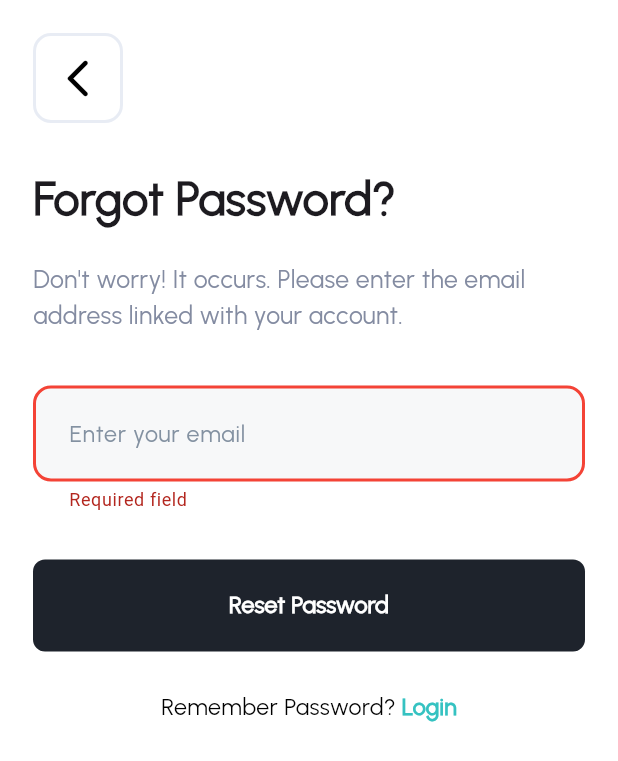
After one commit to marcolous/Flutter-FirebaseNote, a Flutter app: the ResetPassword screen opened by its route, after a tap on "Reset Password", on a phone screen of 412 x 824 dp. The commit adds this screen. Shown: the top 761 px of the screen. Run offline on Flutter 3.47's test engine with Material 3 defaults, Android fonts, the phone set to English and light mode, and no system bars; our stand-ins replace firebase_auth, firebase_core, flutter_svg, gap, google_sign_in; accounts and stored records are empty.

Commit message:
finish reset password screen

```diff
--- a/lib/main.dart
+++ b/lib/main.dart
@@ -2,6 +2,7 @@ import 'package:firebase_auth/firebase_auth.dart';
 import 'package:firebase_note/screens/home_screen/home_screen.dart';
 import 'package:firebase_note/screens/login_screen/login_screen.dart';
 import 'package:firebase_note/screens/register_screen/register_screen.dart';
+import 'package:firebase_note/screens/reset_password/reset_password.dart';
 import 'package:firebase_note/screens/verification_screen/verification_screen.dart';
 import 'package:firebase_note/screens/welcome_screen/welcome_screen.dart';
 import 'package:firebase_note/utils/routes.dart';
@@ -33,6 +34,7 @@ class FirebaseNote extends StatelessWidget {
         Routes.kRegisterScreen: (context) => const RegisterScreen(),
         Routes.kHomeScreen: (context) => const HomeScreen(),
         Routes.kVerificationScreen: (context) => const VerificationScreen(),
+        Routes.kResetPasswordScreen: (context) => const ResetPassword(),
       },
     );
   }
--- a/lib/screens/login_screen/forgot_password_widget.dart
+++ b/lib/screens/login_screen/forgot_password_widget.dart
@@ -1,3 +1,4 @@
+import 'package:firebase_note/utils/routes.dart';
 import 'package:firebase_note/utils/styles.dart';
 import 'package:flutter/material.dart';
 
@@ -9,11 +10,12 @@ class ForgotPasswordWidget extends StatelessWidget {
   @override
   Widget build(BuildContext context) {
     return GestureDetector(
-      onTap: () {},
+      onTap: () {
+        Navigator.of(context).pushNamed(Routes.kResetPasswordScreen);
+      },
       child: Align(
         alignment: Alignment.bottomRight,
-        child:
-            Text('Forgot Password?', style: Style.style14(context)),
+        child: Text('Forgot Password?', style: Style.style14(context)),
       ),
     );
   }
--- a/lib/screens/login_screen/login_screen_body.dart
+++ b/lib/screens/login_screen/login_screen_body.dart
@@ -83,6 +83,7 @@ class _LoginScreenBodyState extends State<LoginScreenBody> {
 
   void _login() async {
     if (formKey.currentState!.validate()) {
+
       try {
         await FirebaseAuth.instance.signInWithEmailAndPassword(
           email: _email.text,
--- /dev/null
+++ b/lib/screens/reset_password/reset_password.dart
@@ -0,0 +1,14 @@
+import 'package:firebase_note/screens/reset_password/reset_password_body.dart';
+import 'package:flutter/material.dart';
+
+class ResetPassword extends StatelessWidget {
+  const ResetPassword({super.key});
+
+  @override
+  Widget build(BuildContext context) {
+    return const Scaffold(
+      backgroundColor: Colors.white,
+      body: ResetPasswordBody(),
+    );
+  }
+}
--- /dev/null
+++ b/lib/screens/reset_password/reset_password_body.dart
@@ -0,0 +1,90 @@
+// ignore_for_file: use_build_context_synchronously
+
+import 'package:firebase_auth/firebase_auth.dart';
+import 'package:firebase_note/customs/custom_back_button.dart';
+import 'package:firebase_note/customs/custom_button.dart';
+import 'package:firebase_note/customs/custom_row.dart';
+import 'package:firebase_note/customs/email_text_field.dart';
+import 'package:firebase_note/utils/show_snack_bar.dart';
+import 'package:firebase_note/utils/styles.dart';
+import 'package:flutter/material.dart';
+import 'package:gap/gap.dart';
+
+class ResetPasswordBody extends StatefulWidget {
+  const ResetPasswordBody({super.key});
+
+  @override
+  State<ResetPasswordBody> createState() => _ResetPasswordBodyState();
+}
+
+class _ResetPasswordBodyState extends State<ResetPasswordBody> {
+  final TextEditingController _email = TextEditingController();
+  final GlobalKey<FormState> formKey = GlobalKey<FormState>();
+
+  @override
+  void dispose() {
+    _email.dispose();
+    super.dispose();
+  }
+
+  @override
+  Widget build(BuildContext context) {
+    return SafeArea(
+      child: Padding(
+        padding: const EdgeInsets.symmetric(horizontal: 22),
+        child: Form(
+          key: formKey,
+          child: ListView(
+            children: [
+              const CustomBackButton(),
+              const Gap(28),
+              Text(
+                'Forgot Password?',
+                style: Style.style30(context),
+              ),
+              const Gap(20),
+              Text(
+                'Don\'t worry! It occurs. Please enter the email address linked with your account.',
+                style: Style.style16(context),
+              ),
+              const Gap(35),
+              EmailTextField(hintText: 'Enter your email', controller: _email),
+              const Gap(32),
+              CustomButton(
+                title: 'Reset Password',
+                onPressed: () {
+                  _resetPassword();
+                },
+              ),
+              CustomRow(
+                title: 'Remember Password? ',
+                subTitle: 'Login',
+                onTap: () {
+                  Navigator.pop(context);
+                },
+              )
+            ],
+          ),
+        ),
+      ),
+    );
+  }
+
+  void _resetPassword() async {
+    if (formKey.currentState!.validate()) {
+      try {
+        await FirebaseAuth.instance
+            .sendPasswordResetEmail(email: _email.text.trim());
+        ShowSnackBar.show(context, 'Reset Password link has been sent');
+      } on FirebaseAuthException catch (e) {
+        if (e.code == 'invalid-email') {
+          ShowSnackBar.show(context, 'The email address is not valid.');
+        } else if (e.code == 'user-not-found') {
+          ShowSnackBar.show(context, 'No user found for that email.');
+        } else {
+          ShowSnackBar.show(context, e.message ?? 'An unknown error occurred');
+        }
+      }
+    }
+  }
+}
--- a/lib/utils/routes.dart
+++ b/lib/utils/routes.dart
@@ -4,4 +4,6 @@ class Routes {
   static const String kRegisterScreen = 'registerScreen';
   static const String kHomeScreen = 'homeScreen';
   static const String kVerificationScreen = 'verificationScreen';
+  static const String kResetPasswordScreen = 'resetPasswordScreen';
+
 }
```
